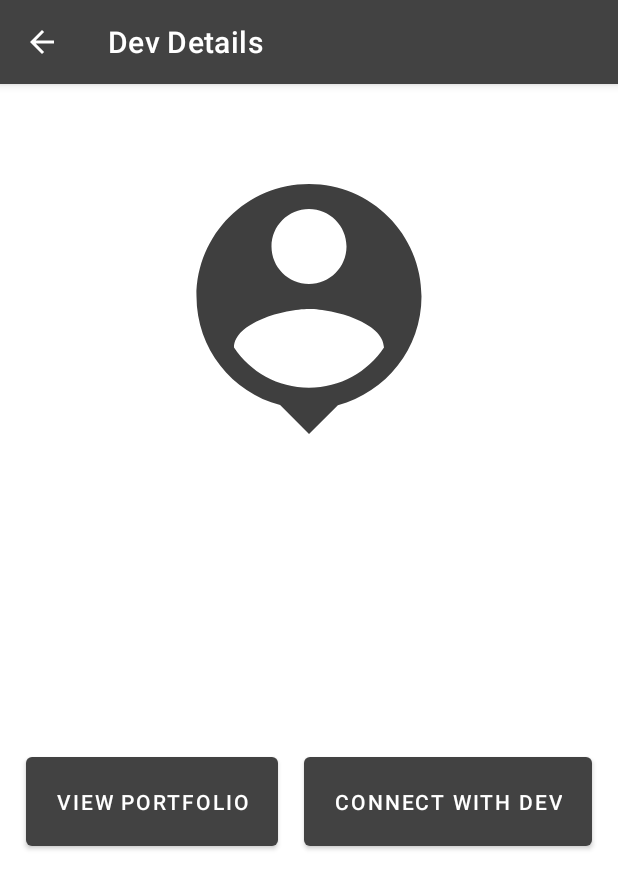
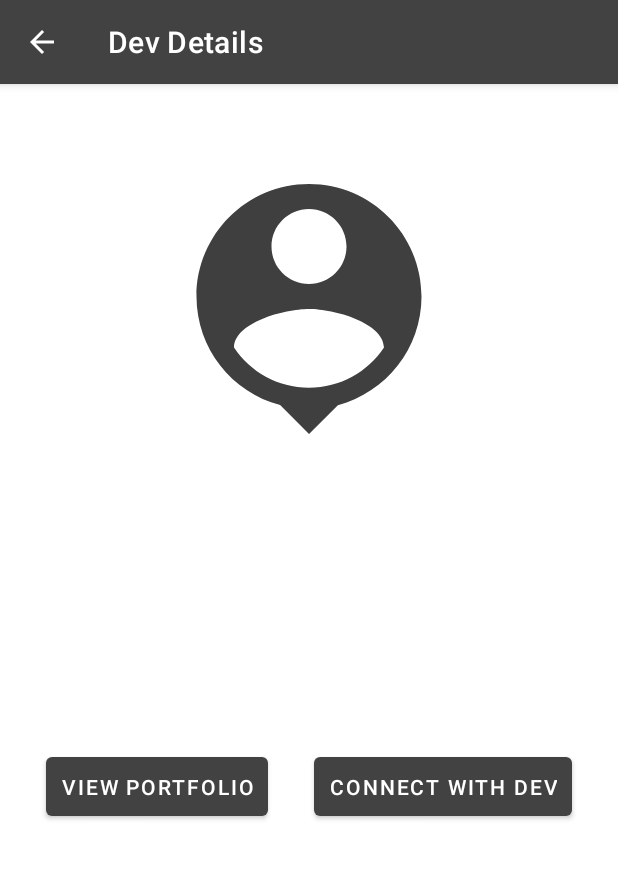
Before and after one commit to dev-juri/FindaDev, an Android app: the fragment DetailsFragment placed in its activity, on a phone screen of 412 x 824 dp. Shown: the top 889 px of the screen. Run offline under Robolectric (Android 15) with nearby library versions, the phone set to English and light mode, and no system bars; our stand-ins replace Firebase (no records; nobody signed in at launch, a user with empty details on screens opened directly), data binding, navigation-ui; 4 statements that could not run were skipped.

Commit message:
fix: adjusted button padding

```diff
--- a/app/src/main/res/layout/fragment_details.xml
+++ b/app/src/main/res/layout/fragment_details.xml
@@ -62,7 +62,7 @@
             android:layout_height="wrap_content"
             android:layout_marginTop="50dp"
             android:layout_marginBottom="30dp"
-            android:padding="20dp"
+            android:padding="10dp"
             android:text="@string/view_portfolio"
             app:layout_constraintEnd_toStartOf="@id/connect_with_dev"
             app:layout_constraintStart_toStartOf="parent"
@@ -73,7 +73,7 @@
             style="@style/Widget.MaterialComponents.Button"
             android:layout_width="wrap_content"
             android:layout_height="wrap_content"
-            android:padding="20dp"
+            android:padding="10dp"
             android:text="@string/connect_with_dev"
             app:layout_constraintBottom_toBottomOf="@id/view_portfolio"
             app:layout_constraintEnd_toEndOf="parent"
--- a/app/src/main/res/layout/fragment_main.xml
+++ b/app/src/main/res/layout/fragment_main.xml
@@ -4,7 +4,6 @@
     xmlns:tools="http://schemas.android.com/tools">
 
     <data>
-
         <variable
             name="viewModel"
             type="com.oluwafemi.findadev.viewmodels.MainFragmentViewModel" />
```
